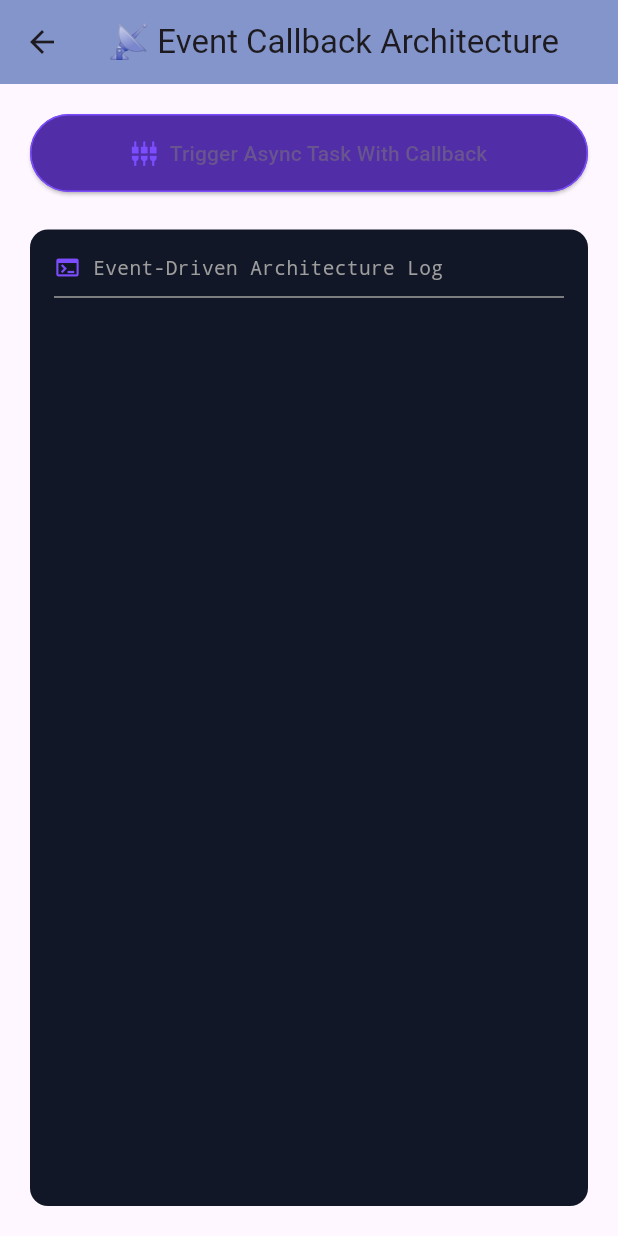
After one commit to engIbrahemQruea/Flutter-Portfolio-Lab, a Flutter app: the screen it shows after launch, after a tap on "Event Callback Lab", on a phone screen of 412 x 824 dp. The commit adds this screen. Run offline on Flutter 3.47's test engine with Material 3 defaults, Android fonts, the phone set to English and light mode, and no system bars; missing offline and left inert: encrypt; accounts and stored records are empty.

Commit message:
add: 021_4_  Task Class With Call back Event Example  == CallBack Function

```diff
--- /dev/null
+++ b/learning_resources/advanced/lib/021_intro_to_asynchronous/03_task_class_with_callback_event/task_class_with_callback_screen.dart
@@ -0,0 +1,156 @@
+import 'package:flutter/material.dart';
+
+class EventCallbackScreen extends StatefulWidget {
+  const EventCallbackScreen({super.key});
+
+  @override
+  State<EventCallbackScreen> createState() => _EventCallbackScreenState();
+}
+
+/// 📦 1. البديل المعماري لـ CustomEventArgs في سي شارب
+class CustomEventData {
+  final int parameter1;
+  final String parameter2;
+
+  CustomEventData(this.parameter1, this.parameter2);
+}
+
+/// 📜 2. تعريف الـ Callback Signature (البديل للـ delegate في سي شارب)
+typedef CallbackEventHandler = void Function(CustomEventData data);
+
+class _EventCallbackScreenState extends State<EventCallbackScreen> {
+  final List<String> _consoleLogs = [];
+  bool _isTaskRunning = false;
+
+  void _printToConsole(String text) {
+    setState(() {
+      _consoleLogs.add(text);
+    });
+  }
+
+  /// 🛠️ دالة المحاكاة الرئيسية (تطابق دالة Main)
+  Future<void> _runMainFlow() async {
+    setState(() {
+      _isTaskRunning = true;
+      _consoleLogs.clear();
+    });
+
+    _printToConsole("Starting execution inside Main...");
+
+    // 🔴 ربط وتمرير الـ Callback (تطابق سطر: Task performTask = PerformAsyncOperation(CallbackEvent);)
+    // هنا نمرر دالة _onCallbackReceived مباشرة كمعامل!
+    Future<void> performTask = _performAsyncOperation(_onCallbackReceived);
+
+    _printToConsole("Doing some other UI layout rendering work...");
+
+    // انتظار انتهاء التاسك بالكامل
+    await performTask;
+
+    _printToConsole("Done!");
+    setState(() {
+      _isTaskRunning = false;
+    });
+  }
+
+  /// ⚙️ الدالة الخلفية غير المتزامنة التي تطلق الحدث (تطابق PerformAsyncOperation)
+  Future<void> _performAsyncOperation(CallbackEventHandler callback) async {
+    // محاكاة عملية تأخير (تطابق سطر: await Task.Delay(2000);)
+    await Future.delayed(const Duration(seconds: 2));
+
+    // إنشاء كائن البيانات (تطابق سطر: CustomEventArgs eventArgs = new CustomEventArgs(42, "Hello from event");)
+    CustomEventData eventData = CustomEventData(42, "Hello from Flutter Event Callback!");
+
+    // 🎯 تفعيل النداء الراجع وإرسال البيانات فوراً (تطابق سطر: callback?.Invoke(null, eventArgs);)
+    callback(eventData);
+  }
+
+  /// 📥 الدالة المستمعة للحدث (تطابق OnCallbackReceived)
+  void _onCallbackReceived(CustomEventData e) {
+    _printToConsole("\n📥 [Event Received Successfully]:");
+    _printToConsole("📍 Parameter 1 (ID): ${e.parameter1}");
+    _printToConsole("📍 Parameter 2 (Msg): ${e.parameter2}\n");
+  }
+
+  @override
+  Widget build(BuildContext context) {
+    return Scaffold(
+      appBar: AppBar(
+        title: const Text("📡 Event Callback Architecture"),
+        centerTitle: true,
+        backgroundColor: const Color.fromARGB(255, 132, 149, 203),
+        elevation: 0,
+      ),
+      body: Padding(
+        padding: const EdgeInsets.all(20.0),
+        child: Column(
+          crossAxisAlignment: CrossAxisAlignment.stretch,
+          children: [
+            ElevatedButton.icon(
+              style: ElevatedButton.styleFrom(
+                backgroundColor: Colors.deepPurple.shade700,
+                padding: const EdgeInsets.symmetric(vertical: 16),
+                side: const BorderSide(color: Colors.deepPurpleAccent),
+              ),
+              onPressed: _isTaskRunning ? null : _runMainFlow,
+              icon: const Icon(Icons.settings_input_component, color: Colors.deepPurpleAccent),
+              label: Text(_isTaskRunning ? "Awaiting Callback Event..." : "Trigger Async Task With Callback"),
+            ),
+            const SizedBox(height: 25),
+
+            // 🖥️ لوحة تتبع مخرجات الحدث والـ Console
+            Expanded(
+              child: Container(
+                padding: const EdgeInsets.all(16),
+                decoration: BoxDecoration(
+                  color: const Color(0xFF121727),
+                  borderRadius: BorderRadius.circular(12),
+                //  border: BorderSide(color: Colors.deepPurpleAccent.withOpacity(0.3)),
+                ),
+                child: Column(
+                  crossAxisAlignment: CrossAxisAlignment.start,
+                  children: [
+                    Row(
+                      mainAxisAlignment: MainAxisAlignment.spaceBetween ,
+                      children: [
+                        const Row(
+                          children: [
+                            Icon(Icons.terminal, color: Colors.deepPurpleAccent, size: 18),
+                            SizedBox(width: 8),
+                            Text("Event-Driven Architecture Log", style: TextStyle(fontFamily: 'Courier', fontSize: 13, color: Colors.grey)),
+                          ],
+                        ),
+                        if (_isTaskRunning)
+                          const SizedBox(width: 14, height: 14, child: CircularProgressIndicator(strokeWidth: 2, color: Colors.deepPurpleAccent))
+                      ],
+                    ),
+                    const Divider(color: Colors.grey, height: 20),
+                    Expanded(
+                      child: ListView.builder(
+                        itemCount: _consoleLogs.length,
+                        itemBuilder: (context, index) {
+                          String log = _consoleLogs[index];
+                          Color txtColor = Colors.white;
+                          if (log.contains("Parameter")) txtColor = Colors.greenAccent;
+                          if (log.contains("Received")) txtColor = Colors.amberAccent;
+                          if (log.contains("Starting")) txtColor = Colors.cyanAccent;
+
+                          return Padding(
+                            padding: const EdgeInsets.symmetric(vertical: 2.0),
+                            child: Text(
+                              log,
+                              style: TextStyle(fontFamily: 'Courier', fontSize: 13, color: txtColor, fontWeight: FontWeight.bold, height: 1.3),
+                            ),
+                          );
+                        },
+                      ),
+                    ),
+                  ],
+                ),
+              ),
+            ),
+          ],
+        ),
+      ),
+    );
+  }
+}
--- a/learning_resources/advanced/lib/021_intro_to_asynchronous/main_asynchronous_screen.dart
+++ b/learning_resources/advanced/lib/021_intro_to_asynchronous/main_asynchronous_screen.dart
@@ -1,6 +1,7 @@
 import 'package:advanced/021_intro_to_asynchronous/01_intro/benchmark_screen.dart';
 import 'package:advanced/021_intro_to_asynchronous/02_Task_class/task_mirror_screen.dart';
 import 'package:advanced/021_intro_to_asynchronous/02_Task_class/when_all_ex_towScreen.dart';
+import 'package:advanced/021_intro_to_asynchronous/03_task_class_with_callback_event/task_class_with_callback_screen.dart';
 import 'package:flutter/material.dart';
 
 class MainAsynchronousScreen extends StatelessWidget {
@@ -51,6 +52,18 @@ class MainAsynchronousScreen extends StatelessWidget {
               icon: Icon(Icons.info_outline),
               label: Text("Task WhenAll Lab"),
             ),
+            ElevatedButton.icon(
+              onPressed: () {
+                Navigator.push(
+                  context,
+                  MaterialPageRoute(
+                    builder: (context) => const EventCallbackScreen(),
+                  ),
+                );
+              },
+              icon: Icon(Icons.info_outline),
+              label: Text("Event Callback Lab"),
+            ),
           ],
         ),
       ),
```
